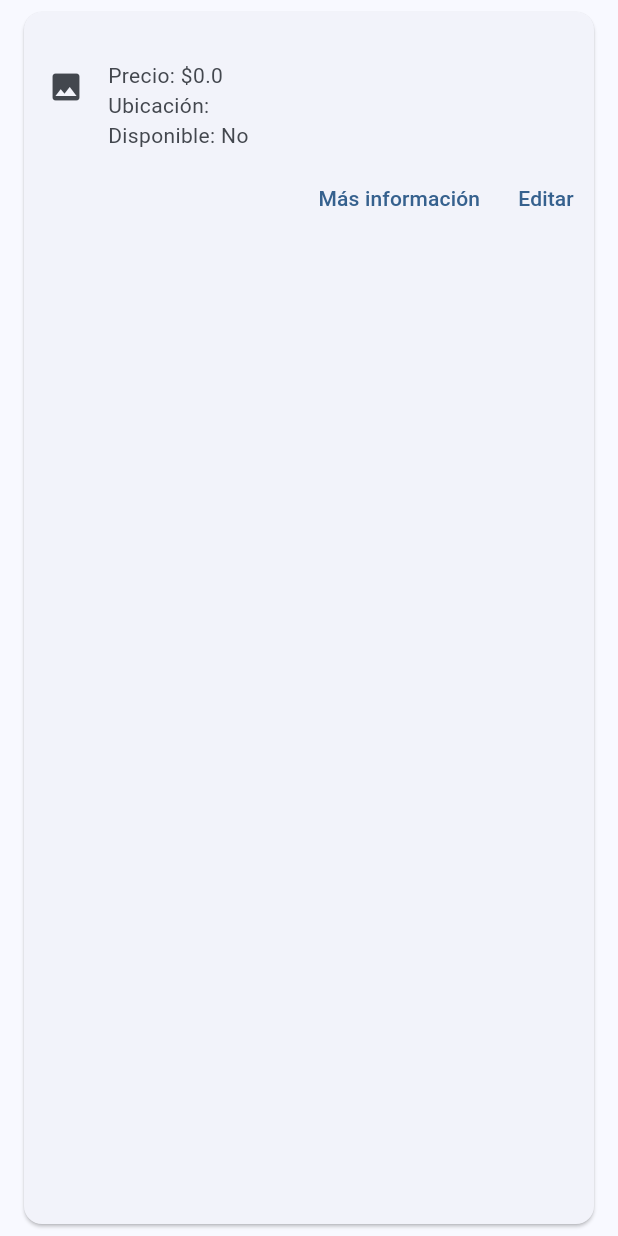
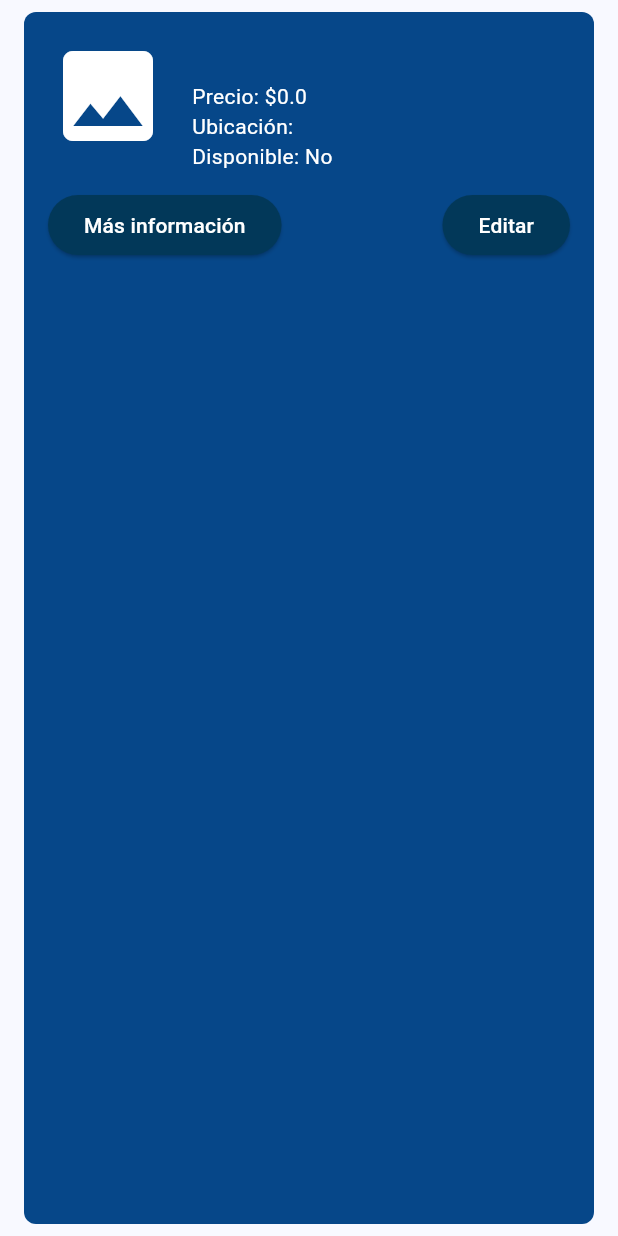
Before and after one commit to WX61-Grupo2-AplicacionesMoviles/App-Mobile-Plusroom, a Flutter app: the PostTile widget shown alone on an empty page, opened directly with empty values, on a phone screen of 412 x 824 dp. Run offline on Flutter 3.47's test engine with Material 3 defaults, Android fonts, the phone set to English and light mode, and no system bars; network calls fail.

Commit message:
style: improve UI designs

```diff
--- a/lib/properties-searching/ui/post-ui/PostTile.dart
+++ b/lib/properties-searching/ui/post-ui/PostTile.dart
@@ -1,6 +1,7 @@
 import 'package:flutter/material.dart';
 import 'package:app_mobile_plusroom/models/Post.dart';
-import 'package:app_mobile_plusroom/properties-searching/ui/post-ui/post_detail.dart'; // Importa PostDetail
+
+import 'package:app_mobile_plusroom/properties-searching/ui/post-ui/post_detail.dart';
 
 class PostTile extends StatelessWidget {
   final Post post;
@@ -9,28 +10,70 @@ class PostTile extends StatelessWidget {
 
   @override
   Widget build(BuildContext context) {
-    return Card(
+    return Container(
       margin: EdgeInsets.symmetric(vertical: 8.0, horizontal: 16.0),
+      decoration: BoxDecoration(
+        color: Color(0xFF064789), // Fondo azul oscuro
+        borderRadius: BorderRadius.circular(8.0),
+      ),
+      child: Padding(
+        padding: const EdgeInsets.all(16.0),
         child: Column(
-        children: [
-          ListTile(
-            leading: post.urlPhoto.isNotEmpty
-                ? Image.network(post.urlPhoto, width: 50, height: 50, fit: BoxFit.cover)
-                : Icon(Icons.image),
-            title: Text(post.title),
-            subtitle: Column(
           crossAxisAlignment: CrossAxisAlignment.start,
           children: [
-                Text("Precio: \$${post.price}"),
-                Text("Ubicación: ${post.location}"),
-                Text("Disponible: ${post.available ? 'Sí' : 'No'}"),
+            Row(
+              crossAxisAlignment: CrossAxisAlignment.start,
+              children: [
+                ClipRRect(
+                  borderRadius: BorderRadius.circular(8.0),
+                  child: post.urlPhoto.isNotEmpty
+                      ? Image.network(
+                    post.urlPhoto,
+                    width: 80,
+                    height: 80, // Tamaño más grande de la imagen
+                    fit: BoxFit.cover,
+                  )
+                      : Icon(Icons.image, color: Colors.white, size: 80),
+                ),
+                SizedBox(width: 16),
+                Expanded(
+                  child: Column(
+                    crossAxisAlignment: CrossAxisAlignment.start,
+                    children: [
+                      Text(
+                        post.title,
+                        style: TextStyle(
+                          color: Colors.white,
+                          fontSize: 18,
+                          fontWeight: FontWeight.bold,
+                        ),
+                      ),
+                      SizedBox(height: 4),
+                      Text(
+                        "Precio: \$${post.price}",
+                        style: TextStyle(color: Colors.white),
+                      ),
+                      Text(
+                        "Ubicación: ${post.location}",
+                        style: TextStyle(color: Colors.white),
+                      ),
+                      Text(
+                        "Disponible: ${post.available ? 'Sí' : 'No'}",
+                        style: TextStyle(color: Colors.white),
+                      ),
                     ],
                   ),
                 ),
+              ],
+            ),
+            SizedBox(height: 12),
             Row(
-            mainAxisAlignment: MainAxisAlignment.end,
+              mainAxisAlignment: MainAxisAlignment.spaceBetween,
               children: [
-              TextButton(
+                ElevatedButton(
+                  style: ElevatedButton.styleFrom(
+                    backgroundColor: Color(0xFF023859), // Color más oscuro para el botón
+                  ),
                   onPressed: () {
                     Navigator.push(
                       context,
@@ -39,9 +82,12 @@ class PostTile extends StatelessWidget {
                       ),
                     );
                   },
-                child: Text('Más información'),
+                  child: Text('Más información', style: TextStyle(color: Colors.white)),
                 ),
-              TextButton(
+                ElevatedButton(
+                  style: ElevatedButton.styleFrom(
+                    backgroundColor: Color(0xFF023859), // Color más oscuro para el botón
+                  ),
                   onPressed: () {
                     Navigator.push(
                       context,
@@ -50,12 +96,13 @@ class PostTile extends StatelessWidget {
                       ),
                     );
                   },
-                child: Text('Editar'),
+                  child: Text('Editar', style: TextStyle(color: Colors.white)),
                 ),
               ],
             ),
           ],
         ),
+      ),
     );
   }
 }
--- a/lib/properties-searching/ui/post-ui/list_posts.dart
+++ b/lib/properties-searching/ui/post-ui/list_posts.dart
@@ -17,15 +17,14 @@ class _ListPostsState extends State<ListPosts> {
   @override
   void initState() {
     super.initState();
-    _postsFuture = _postService.getPosts(); // Cargamos los datos inicialmente
+    _postsFuture = _postService.getPosts();
   }
 
-  // Método para recargar los datos de publicaciones
   Future<void> _refreshPosts() async {
     setState(() {
-      _postsFuture = _postService.getPosts(); // Recargamos el Future
+      _postsFuture = _postService.getPosts();
     });
-    await _postsFuture; // Esperamos a que el Future se complete
+    await _postsFuture;
   }
 
   @override
@@ -35,7 +34,7 @@ class _ListPostsState extends State<ListPosts> {
         title: Text('Mis Publicaciones'),
       ),
       body: FutureBuilder<List<Post>>(
-        future: _postsFuture, // Usamos la variable _postsFuture
+        future: _postsFuture,
         builder: (context, snapshot) {
           if (snapshot.connectionState == ConnectionState.waiting) {
             return Center(child: CircularProgressIndicator());
@@ -45,25 +44,12 @@ class _ListPostsState extends State<ListPosts> {
             return Center(child: Text('No tienes publicaciones aún.'));
           } else {
             return RefreshIndicator(
-              onRefresh: _refreshPosts, // Llama al método de recarga cuando se hace scroll hacia abajo
+              onRefresh: _refreshPosts,
               child: ListView.builder(
                 itemCount: snapshot.data!.length,
                 itemBuilder: (context, index) {
                   final post = snapshot.data![index];
-                  return GestureDetector(
-                    onTap: () async {
-                      // Esperamos el resultado de la pantalla de detalles
-                      final result = await Navigator.push(
-                        context,
-                        MaterialPageRoute(builder: (context) => PostDetail(post: post)),
-                      );
-                      // Si el resultado es "updated", recargamos los datos
-                      if (result == 'updated') {
-                        _refreshPosts(); // Recargamos los datos al volver de la edición
-                      }
-                    },
-                    child: PostTile(post: post),
-                  );
+                  return PostTile(post: post);
                 },
               ),
             );
--- a/lib/properties-searching/ui/post-ui/make_post.dart
+++ b/lib/properties-searching/ui/post-ui/make_post.dart
@@ -109,6 +109,9 @@ class _MakePostState extends State<MakePost> {
               ),
               SizedBox(height: 20),
               ElevatedButton(
+                style: ElevatedButton.styleFrom(
+                  foregroundColor: Colors.white, backgroundColor: Color(0xFF064789), // Color del texto en blanco
+                ),
                 onPressed: _submitPost,
                 child: Text('Publicar'),
               ),
```
Lines whose indentation alone changed are shown as unchanged.
